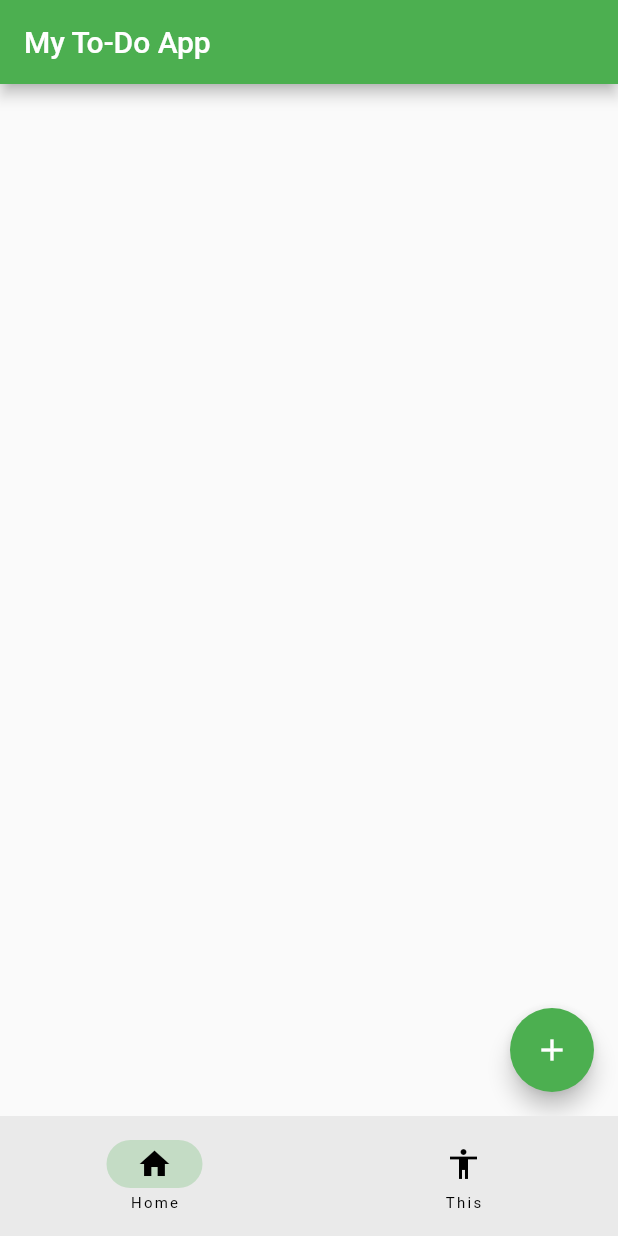
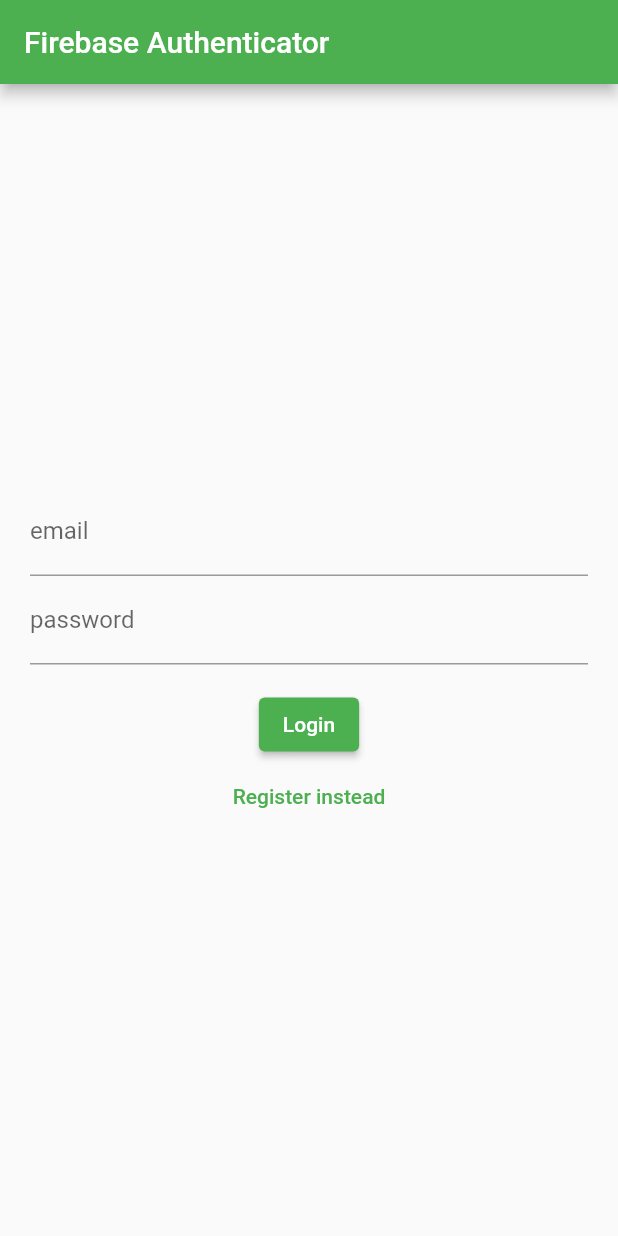
Before and after one commit to TOMMony/flutter_application, a Flutter app: the screen it shows after launch, on a phone screen of 412 x 824 dp. Run offline on Flutter 3.47's test engine with Material 2 defaults, Android fonts, the phone set to English and light mode, and no system bars; our stand-ins replace firebase_auth, firebase_core, firebase_database; accounts and stored records are empty.

Commit message:
Complete login and register function

```diff
--- /dev/null
+++ b/lib/auth.dart
@@ -0,0 +1,29 @@
+import "package:firebase_auth/firebase_auth.dart";
+
+class Auth {
+  final FirebaseAuth _firebaseAuth = FirebaseAuth.instance;
+  User? get currentUser => _firebaseAuth.currentUser;
+  Stream<User?> get authStateChanges => _firebaseAuth.authStateChanges();
+
+  Future<void> signInWithEmailAndPassword({
+    required String email,
+    required String password,
+  }) async {
+    await _firebaseAuth.signInWithEmailAndPassword(
+      email: email,
+      password: password,
+    );
+  }
+
+  Future<void> createUserWithEmailAndPassword({
+    required String email,
+    required String password,
+  }) async {
+    await _firebaseAuth.createUserWithEmailAndPassword(
+        email: email, password: password);
+  }
+
+  Future<void> signOut() async {
+    await _firebaseAuth.signOut();
+  }
+}
--- a/lib/globals.dart
+++ b/lib/globals.dart
@@ -1,6 +1,7 @@
 List<ToDoItem> toDoList = [];
 int currentId = 0;
 bool showTextField = false;
+bool loggedin = false;
 class ToDoItem {
   late int id;
   late String title;
--- a/lib/main.dart
+++ b/lib/main.dart
@@ -2,6 +2,7 @@ import 'package:flutter/material.dart';
 import 'package:firebase_core/firebase_core.dart';
 import 'package:firebase_auth/firebase_auth.dart';
 import 'package:firebase_database/firebase_database.dart';
+import 'package:flutter_application_1/widget_tree.dart';
 
 import 'home_page.dart';
 
@@ -21,7 +22,7 @@ class MyApp extends StatelessWidget {
       theme: ThemeData(
         primarySwatch: Colors.green,
       ),
-      home: const RootPage(),
+      home: const WidgetTree(),
     );
   }
 }
@@ -57,3 +58,12 @@ class _RootPageState extends State<RootPage> {
     );
   }
 }
+
+class LoginPage extends StatelessWidget {
+  const LoginPage({super.key});
+
+  @override
+  Widget build(BuildContext context) {
+    return Container();
+  }
+}
--- /dev/null
+++ b/lib/pages/login_register.dart
@@ -0,0 +1,101 @@
+import 'package:firebase_auth/firebase_auth.dart';
+import 'package:flutter/material.dart';
+import "package:flutter_application_1/auth.dart";
+
+class LoginPage extends StatefulWidget {
+  const LoginPage({super.key});
+
+  @override
+  State<LoginPage> createState() => _LoginPageState();
+}
+
+class _LoginPageState extends State<LoginPage> {
+  String? errorMessage = "";
+
+  bool isLogin = true;
+
+  final TextEditingController _controllerEmail = TextEditingController();
+
+  final TextEditingController _controllerPassword = TextEditingController();
+
+  Future<void> signInWithEmailAndPassword() async {
+    try {
+      await Auth().signInWithEmailAndPassword(
+        email: _controllerEmail.text,
+        password: _controllerPassword.text,
+      );
+    } on FirebaseAuthException catch (e) {
+      setState(() {
+        errorMessage = e.message;
+      });
+    }
+  }
+
+  Future<void> createUserWithEmailAndPassword() async{
+    try{
+      await Auth().createUserWithEmailAndPassword(
+        email: _controllerEmail.text,
+        password: _controllerPassword.text
+      );
+    } on FirebaseAuthException catch(e){
+      setState(() {
+        errorMessage = e.message;
+      });
+    }
+  }
+  Widget _title() {
+    return const Text("Firebase Authenticator");
+  }
+
+  Widget _entryField(String title, TextEditingController controller) {
+    return TextField(
+        controller: controller,
+        decoration: InputDecoration(
+          labelText: title,
+        ));
+  }
+
+  Widget _errorMessage() {
+    return Text(errorMessage == "" ? "" : "Error: $errorMessage");
+  }
+
+  Widget _submitButton() {
+    return ElevatedButton(
+      onPressed: isLogin ? signInWithEmailAndPassword : createUserWithEmailAndPassword,
+      child: Text(isLogin ? "Login" : "Register"),
+    );
+  }
+
+  Widget _loginOrRegisterButton(){
+    return TextButton(
+      onPressed: (){
+
+        setState((){
+          isLogin = !isLogin;
+        });
+      },
+      child: Text(isLogin ? "Register instead" : "Login instead"),
+    );
+  }
+
+  @override
+  Widget build(BuildContext context) {
+    return Scaffold(
+      appBar: AppBar(title: _title()),
+      body: Container(
+        height: double.infinity,
+        width: double.infinity,
+        padding: const EdgeInsets.all(20),
+        child: Column(crossAxisAlignment: CrossAxisAlignment.center,
+          mainAxisAlignment: MainAxisAlignment.center,
+          children:<Widget>[
+            _entryField("email", _controllerEmail),
+            _entryField("password", _controllerPassword),
+            _errorMessage(),
+            _submitButton(),
+            _loginOrRegisterButton(),
+          ])
+        ),
+    );
+  }
+}
--- /dev/null
+++ b/lib/widget_tree.dart
@@ -0,0 +1,27 @@
+import "package:flutter_application_1/auth.dart";
+import "package:flutter_application_1/pages/logged_in.dart";
+import "pages/login_register.dart";
+import "package:flutter/material.dart";
+
+class WidgetTree extends StatefulWidget {
+  const WidgetTree({super.key});
+
+  @override
+  State<WidgetTree> createState() => _WidgetTreeState();
+}
+
+class _WidgetTreeState extends State<WidgetTree> {
+  @override
+  Widget build(BuildContext context) {
+    return StreamBuilder(
+      stream: Auth().authStateChanges,
+      builder: (context, snapshot){
+        if (snapshot.hasData){
+          return LoggedIn();
+        }else{
+          return const LoginPage();
+        }
+      },
+    );
+  }
+}
```
Also changed, not shown: lib/pages/logged_in.dart (added, +50 -0 lines).
